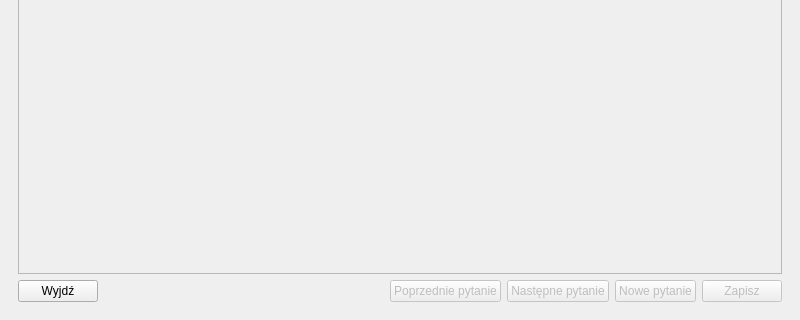
M4tth3wG/Quizer, file quiz_creator_gui.ui: the form before one commit; both pictures show x 0 to 800 and y 280 to 600 of the 800 by 600 pixel window.
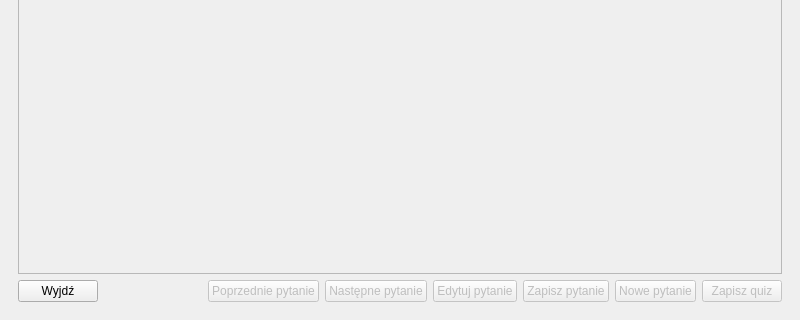
The form after the commit.

Patch:
```diff
--- a/quiz_creator_gui.ui
+++ b/quiz_creator_gui.ui
@@ -245,7 +245,7 @@
             </property>
            </spacer>
           </item>
-          <item>
+          <item alignment="Qt::AlignVCenter">
            <widget class="QPushButton" name="previous_question_btn">
             <property name="enabled">
              <bool>false</bool>
@@ -255,7 +255,7 @@
             </property>
            </widget>
           </item>
-          <item>
+          <item alignment="Qt::AlignVCenter">
            <widget class="QPushButton" name="next_question_btn">
             <property name="enabled">
              <bool>false</bool>
@@ -265,7 +265,27 @@
             </property>
            </widget>
           </item>
-          <item>
+          <item alignment="Qt::AlignVCenter">
+           <widget class="QPushButton" name="edit_question_btn">
+            <property name="enabled">
+             <bool>false</bool>
+            </property>
+            <property name="text">
+             <string>Edytuj pytanie</string>
+            </property>
+           </widget>
+          </item>
+          <item alignment="Qt::AlignVCenter">
+           <widget class="QPushButton" name="save_question_btn">
+            <property name="enabled">
+             <bool>false</bool>
+            </property>
+            <property name="text">
+             <string>Zapisz pytanie</string>
+            </property>
+           </widget>
+          </item>
+          <item alignment="Qt::AlignVCenter">
            <widget class="QPushButton" name="add_question_button">
             <property name="enabled">
              <bool>false</bool>
@@ -275,13 +295,13 @@
             </property>
            </widget>
           </item>
-          <item>
+          <item alignment="Qt::AlignVCenter">
            <widget class="QPushButton" name="save_quiz_btn">
             <property name="enabled">
              <bool>false</bool>
             </property>
             <property name="text">
-             <string>Zapisz</string>
+             <string>Zapisz quiz</string>
             </property>
            </widget>
           </item>
```
Left out of the diff: 2 changed lines with no effect on the pictures.
